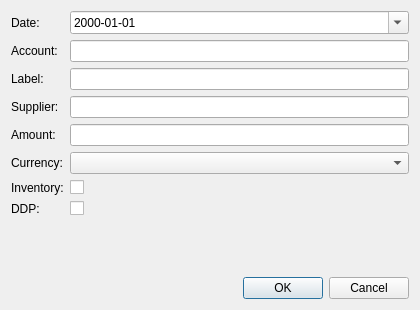
Before: the Qt Designer form AmzBooks/gui/dialogs/DialogEditPurchase.ui in icingerpower/AmzBooks, drawn with Qt 5.
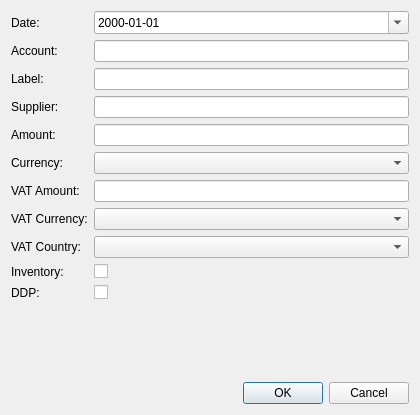
After: the same form once the commit is applied.

Commit message: Purchase invoice recording supports now editing VAT.

Patch:
```diff
--- a/AmzBooks/gui/dialogs/DialogEditPurchase.ui
+++ b/AmzBooks/gui/dialogs/DialogEditPurchase.ui
@@ -7,7 +7,7 @@
     <x>0</x>
     <y>0</y>
     <width>420</width>
-    <height>310</height>
+    <height>415</height>
    </rect>
   </property>
   <property name="windowTitle">
@@ -84,27 +84,57 @@
       <widget class="QComboBox" name="comboCurrency"/>
      </item>
      <item row="6" column="0">
+      <widget class="QLabel" name="labelVatAmount">
+       <property name="text">
+        <string>VAT Amount:</string>
+       </property>
+      </widget>
+     </item>
+     <item row="6" column="1">
+      <widget class="QLineEdit" name="editVatAmount"/>
+     </item>
+     <item row="7" column="0">
+      <widget class="QLabel" name="labelVatCurrency">
+       <property name="text">
+        <string>VAT Currency:</string>
+       </property>
+      </widget>
+     </item>
+     <item row="7" column="1">
+      <widget class="QComboBox" name="comboVatCurrency"/>
+     </item>
+     <item row="8" column="0">
+      <widget class="QLabel" name="labelVatCountry">
+       <property name="text">
+        <string>VAT Country:</string>
+       </property>
+      </widget>
+     </item>
+     <item row="8" column="1">
+      <widget class="QComboBox" name="comboVatCountry"/>
+     </item>
+     <item row="9" column="0">
       <widget class="QLabel" name="labelInventory">
        <property name="text">
         <string>Inventory:</string>
        </property>
       </widget>
      </item>
-     <item row="6" column="1">
+     <item row="9" column="1">
       <widget class="QCheckBox" name="checkInventory">
        <property name="text">
         <string/>
        </property>
       </widget>
      </item>
-     <item row="7" column="0">
+     <item row="10" column="0">
       <widget class="QLabel" name="labelDdp">
        <property name="text">
         <string>DDP:</string>
        </property>
       </widget>
      </item>
-     <item row="7" column="1">
+     <item row="10" column="1">
       <widget class="QCheckBox" name="checkDdp">
        <property name="text">
         <string/>
```
The commit also changes 7 other files.
